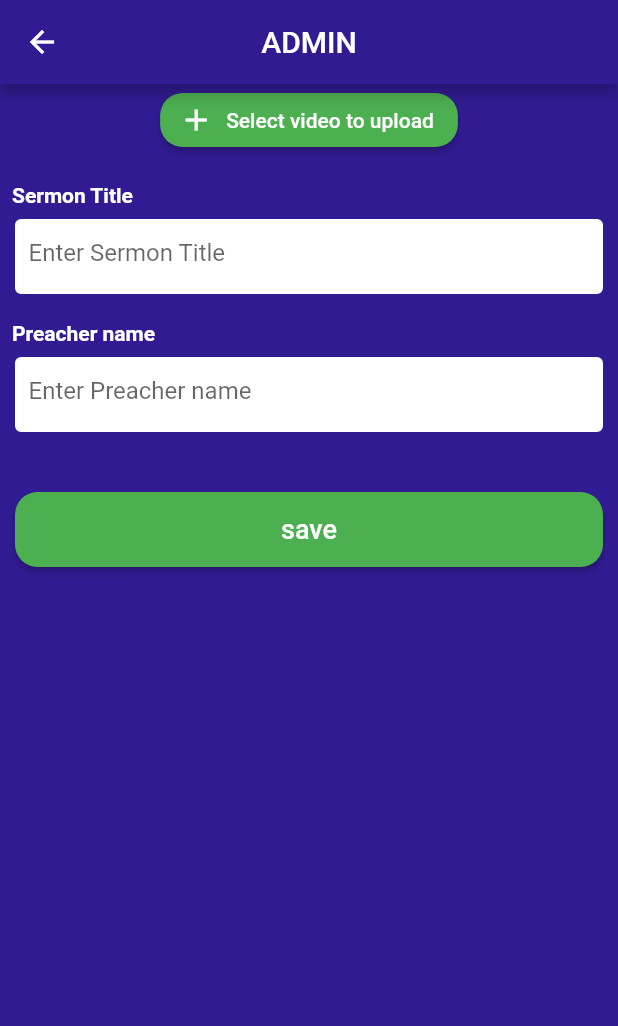
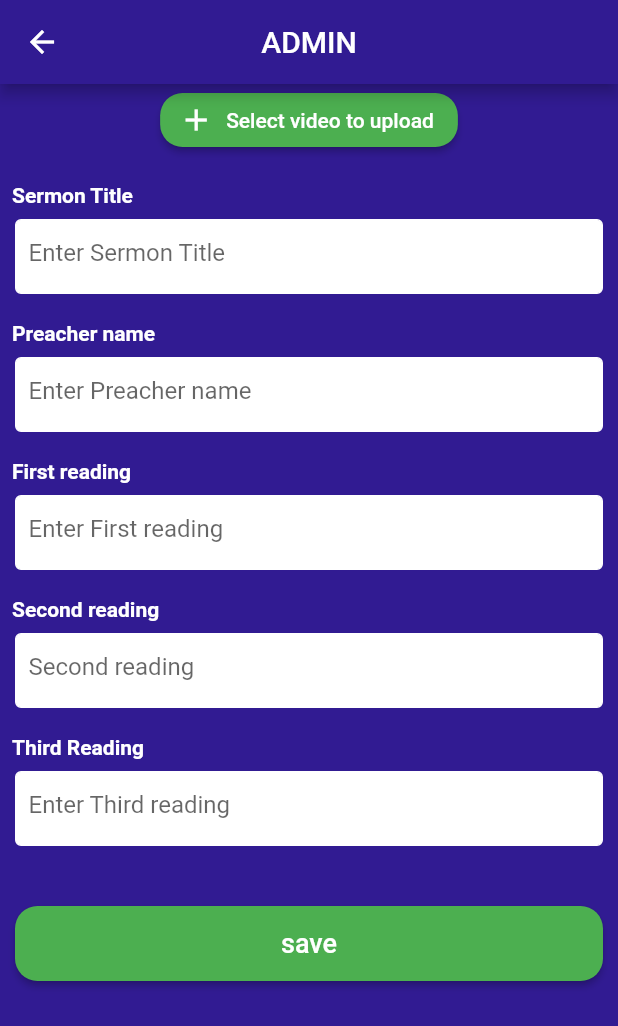
Before and after one commit to nadia70/fgck_app, a Flutter app: the Admin screen opened directly, on a phone screen of 412 x 824 dp. Shown: the top 1026 px of the screen. Run offline on Flutter 3.47's test engine with Material 2 defaults, Android fonts, the light colour scheme and no system bars; our stand-ins replace chewie, cloud_firestore, firebase_storage, image_picker, video_player; missing offline and left inert: thumbnails, video_thumbnail; accounts and stored records are empty.

Commit message:
admin changes

```diff
--- a/lib/admin.dart
+++ b/lib/admin.dart
@@ -22,6 +22,9 @@ class _AdminState extends State<Admin> {
   File videoFile;
   TextEditingController prodcutTitle = new TextEditingController();
   TextEditingController prodcutPrice = new TextEditingController();
+  TextEditingController firstReading = new TextEditingController();
+  TextEditingController secondReading = new TextEditingController();
+  TextEditingController thirdReading = new TextEditingController();
 
 
 
@@ -92,6 +95,9 @@ class _AdminState extends State<Admin> {
           "Title": prodcutTitle.text,
           "preacher": prodcutPrice.text,
           "video": url,
+          "reading1":firstReading,
+          "reading2": secondReading,
+          "reading3": thirdReading,
           "thumbNail": Imageurl,
           "time": DateTime.now()
         });
@@ -107,6 +113,9 @@ class _AdminState extends State<Admin> {
     setState(() {
       prodcutTitle.text= "";
       prodcutPrice.text="";
+      firstReading.text="";
+      secondReading.text="";
+      thirdReading.text="";
     });
     showDialog(
       context: context,
@@ -203,6 +212,27 @@ class _AdminState extends State<Admin> {
                 textTitle: "Preacher name",
                 textHint: "Enter Preacher name",
                 controller: prodcutPrice),
+            new SizedBox(
+              height: 10.0,
+            ),
+            productTextField(
+                textTitle: "First reading",
+                textHint: "Enter First reading",
+                controller: firstReading),
+            new SizedBox(
+              height: 10.0,
+            ),
+            productTextField(
+                textTitle: "Second reading",
+                textHint: "Second reading",
+                controller: secondReading),
+            new SizedBox(
+              height: 10.0,
+            ),
+            productTextField(
+                textTitle: "Third Reading",
+                textHint: "Enter Third reading",
+                controller: thirdReading),
             new SizedBox(
               height: 10.0,
             ),
```
Also changed, not shown: lib/home.dart (+41 -6 lines).
